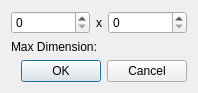
Old version of the form dev/Code/Sandbox/Editor/CustomResolutionDlg.ui in the repository aws/lumberyard.
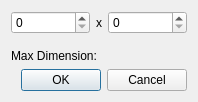
New version of the form.

Patch:
```diff
--- a/dev/Code/Sandbox/Editor/CustomResolutionDlg.ui
+++ b/dev/Code/Sandbox/Editor/CustomResolutionDlg.ui
@@ -7,7 +7,7 @@
     <x>0</x>
     <y>0</y>
     <width>198</width>
-    <height>83</height>
+    <height>102</height>
    </rect>
   </property>
   <property name="sizePolicy">
```
Left out of the diff: 8 changed lines with no effect on the pictures. Lines whose indentation alone changed are shown as unchanged.
